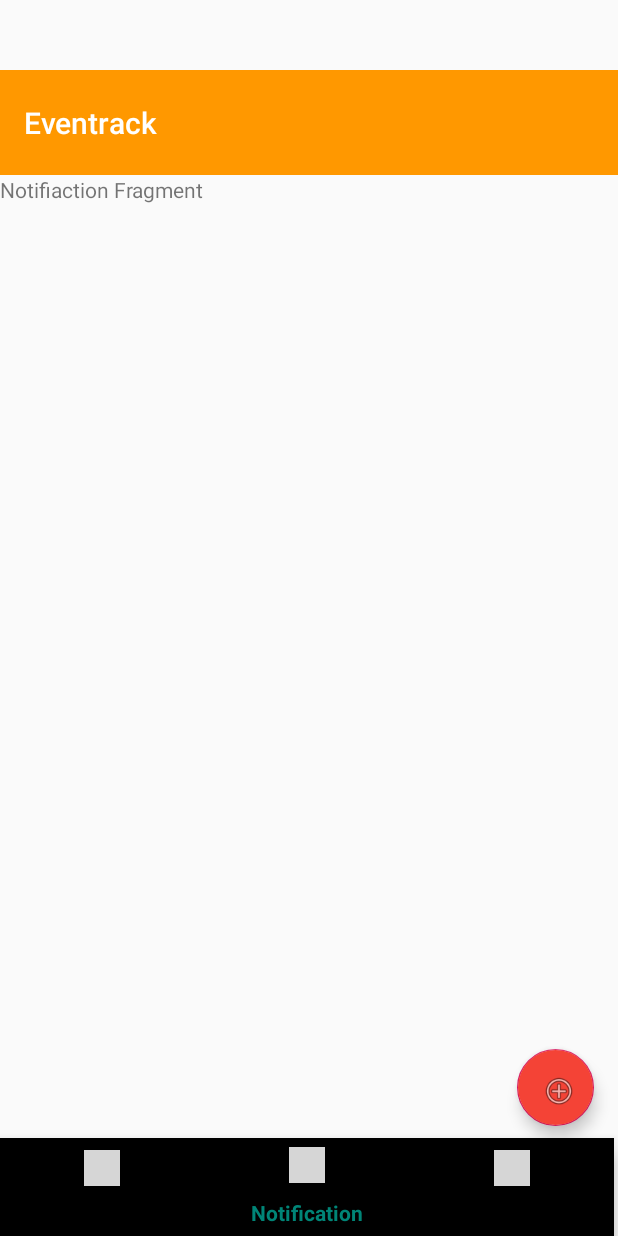
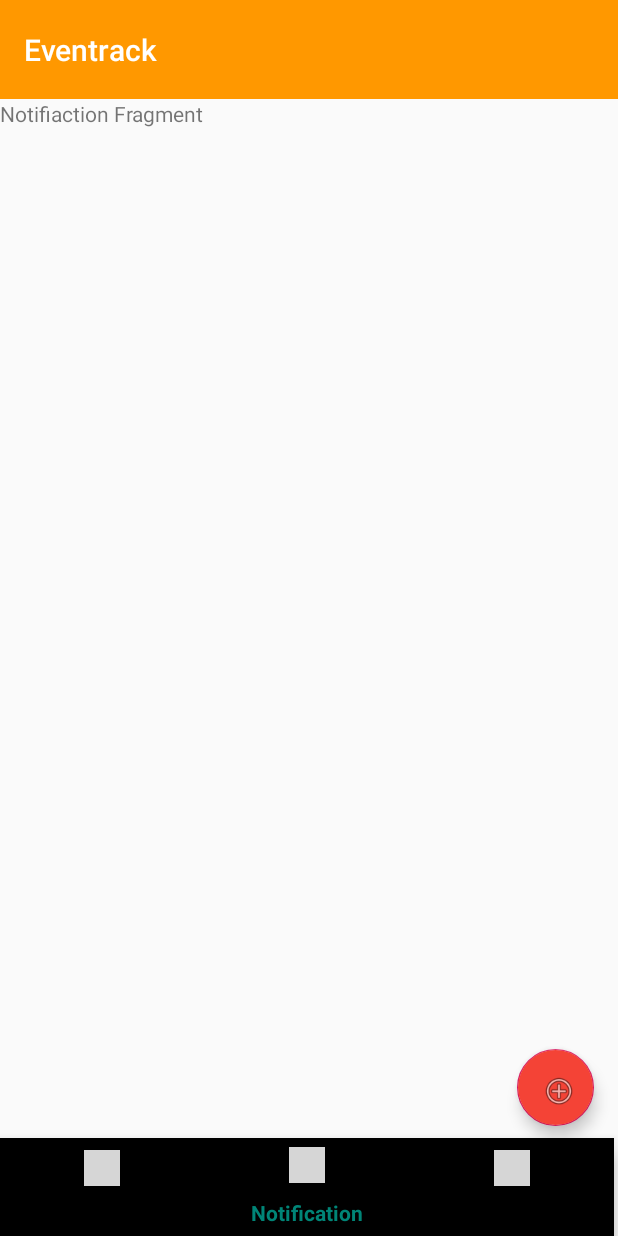
Before and after one commit to MehtaAkshita/Eventrack1, an Android app: the MainActivity screen opened directly, with no data from a screen before it, item 2 of the bottom bar chosen, on a phone screen of 412 x 824 dp. Run offline under Robolectric (Android 15) with nearby library versions, the phone set to English and light mode, and no system bars; our stand-ins replace Firebase (no records; nobody signed in at launch, a user with empty details on screens opened directly); 6 statements that could not run were skipped; grey boxes are pictures that could not be loaded.

Commit message:
Add files

```diff
--- a/app/src/main/java/com/example/eventrack/BlogPost.java
+++ b/app/src/main/java/com/example/eventrack/BlogPost.java
@@ -5,9 +5,7 @@ public class BlogPost {
 
     public String user_id, image_url, desc, image_thumb;
 
-    public BlogPost(){
-
-    }
+    public BlogPost(){ }
 
     public BlogPost(String user_id, String image_url, String desc, String image_thumb) {
         this.user_id = user_id;
--- a/app/src/main/res/layout/activity_main.xml
+++ b/app/src/main/res/layout/activity_main.xml
@@ -8,14 +8,11 @@
 
     <android.support.v7.widget.Toolbar
         android:id="@+id/main_toolbar"
-        android:layout_width="414dp"
-        android:layout_height="70dp"
-        android:layout_marginBottom="661dp"
+        android:layout_width="0dp"
+        android:layout_height="66dp"
         android:background="#FF9800"
         android:theme="@style/ThemeOverlay.AppCompat.Dark.ActionBar"
-        app:layout_constraintBottom_toBottomOf="parent"
         app:layout_constraintEnd_toEndOf="parent"
-        app:layout_constraintHorizontal_bias="0.5"
         app:layout_constraintStart_toStartOf="parent"
         app:layout_constraintTop_toTopOf="parent" />
 
@@ -49,7 +46,8 @@
         android:id="@+id/main_container"
         android:layout_width="0dp"
         android:layout_height="0dp"
-        app:layout_constraintBottom_toTopOf="@+id/mainBottomNav"
+        android:layout_marginBottom="65dp"
+        app:layout_constraintBottom_toBottomOf="parent"
         app:layout_constraintEnd_toEndOf="parent"
         app:layout_constraintStart_toStartOf="parent"
         app:layout_constraintTop_toBottomOf="@+id/main_toolbar">
--- a/app/src/main/res/layout/activity_new_post.xml
+++ b/app/src/main/res/layout/activity_new_post.xml
@@ -24,7 +24,7 @@
         android:layout_width="390dp"
         android:layout_height="250dp"
         android:layout_marginBottom="29dp"
-        android:contentDescription="@string/default_image"
+        android:contentDescription="@string/new_post_image"
         android:scaleType="centerCrop"
         app:layout_constraintBottom_toTopOf="@+id/new_post_desc"
         app:layout_constraintEnd_toEndOf="parent"
--- a/app/src/main/res/values/strings.xml
+++ b/app/src/main/res/values/strings.xml
@@ -20,7 +20,6 @@
     <string name="setup_btn_name_text">Save Account Settings</string>
     <string name="post_desc_hint">Add Description</string>
     <string name="new_post_btn_hint">Post</string>
-    <string name="default_image">default_image</string>
     <string name="new_post_venue">Venue</string>
     <string name="new_post_date">Date</string>
     <string name="new_post_time">Time</string>
@@ -30,4 +29,5 @@
 
     <!-- TODO: Remove or change this placeholder text -->
     <string name="hello_blank_fragment">Hello blank fragment</string>
+    <string name="new_post_image">Post Image</string>
 </resources>
```
Also changed, not shown: app/src/main/java/com/example/eventrack/SetupActivity.java (+84 -8 lines), app/src/main/res/layout/activity_setup.xml (+14 -0 lines).
